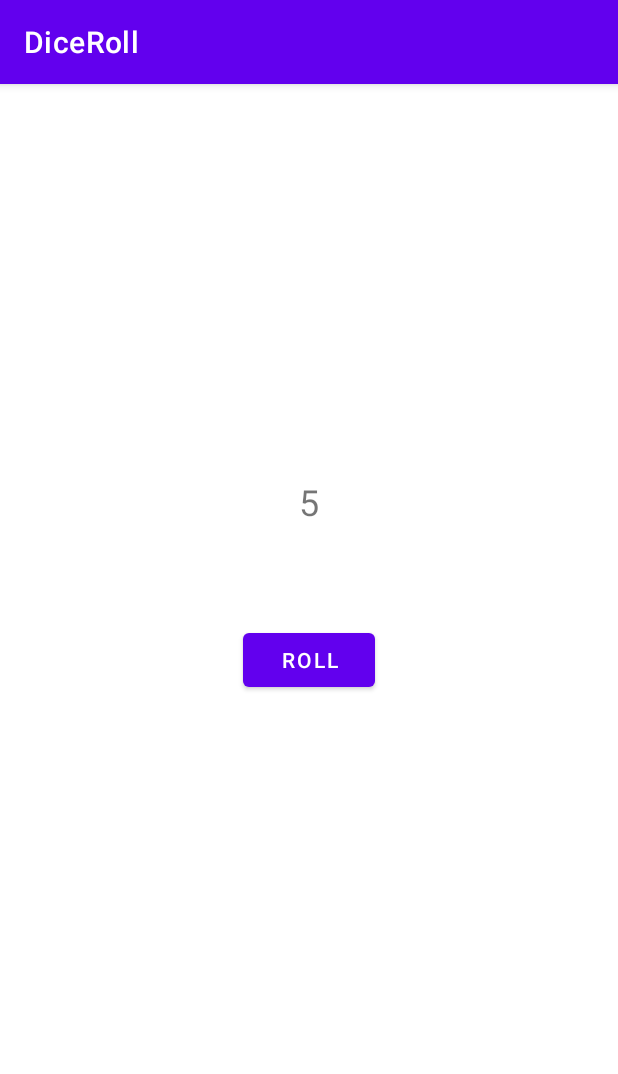
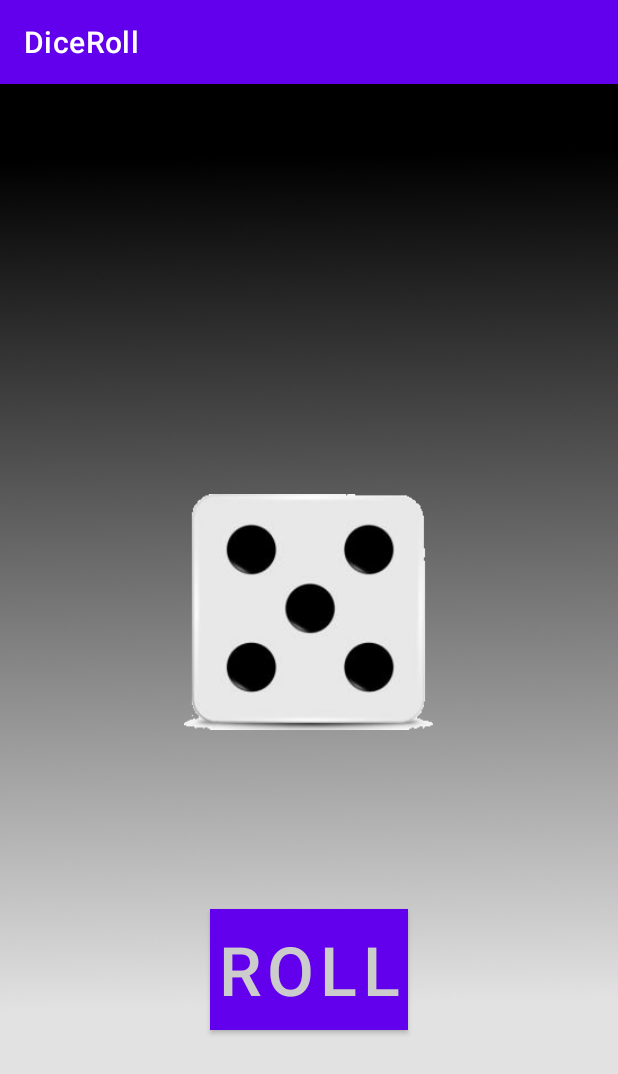
Before and after one commit to Vasic2000/DiceRoll, an Android app: the screen it shows after launch (MainActivity), after a tap on "ROLL", on a phone screen of 412 x 824 dp. Shown: the top 1074 px of the screen. Run offline under Robolectric (Android 15) with nearby library versions, the light colour scheme and no system bars.

Commit message:
Кубики

```diff
--- a/app/src/main/java/ru/vasic2000/diceroll/MainActivity.kt
+++ b/app/src/main/java/ru/vasic2000/diceroll/MainActivity.kt
@@ -1,8 +1,10 @@
 package ru.vasic2000.diceroll
 
+import android.graphics.Bitmap
 import androidx.appcompat.app.AppCompatActivity
 import android.os.Bundle
 import android.widget.Button
+import android.widget.ImageView
 import android.widget.TextView
 import android.widget.Toast
 
@@ -11,11 +13,21 @@
         super.onCreate(savedInstanceState)
         setContentView(R.layout.activity_main)
 
-        val rollTextView : TextView = findViewById(R.id.textView)
+        val diceImageView : ImageView = findViewById(R.id.diceImage)
         val rollButton = findViewById<Button>(R.id.button)
 
-        rollButton.setOnClickListener{
-            rollTextView.setText(rollDice().toString())
+//        val dice1 : Bitmap = lo
+
+         rollButton.setOnClickListener {
+            var side : Int = rollDice()
+            when (side) {
+                1 -> diceImageView.setImageResource(R.drawable.dice1)
+                2 -> diceImageView.setImageResource(R.drawable.dice2)
+                3 -> diceImageView.setImageResource(R.drawable.dice3)
+                4 -> diceImageView.setImageResource(R.drawable.dice4)
+                5 -> diceImageView.setImageResource(R.drawable.dice5)
+                6 -> diceImageView.setImageResource(R.drawable.dice6)
+            }
         }
     }
 
--- a/app/src/main/res/layout/activity_main.xml
+++ b/app/src/main/res/layout/activity_main.xml
@@ -6,26 +6,41 @@
     android:layout_height="match_parent"
     tools:context=".MainActivity">
 
+    <ImageView
+        android:id="@+id/background"
+        android:layout_width="match_parent"
+        android:layout_height="match_parent"
+        android:scaleType="fitXY"
+        app:layout_constraintBottom_toBottomOf="parent"
+        app:layout_constraintEnd_toEndOf="parent"
+        app:layout_constraintStart_toStartOf="parent"
+        app:layout_constraintTop_toTopOf="parent"
+        app:srcCompat="@drawable/background" />
 
     <Button
         android:id="@+id/button"
         android:layout_width="wrap_content"
         android:layout_height="wrap_content"
         android:text="@string/roll"
+        android:background="@color/black"
+        android:textSize="45sp"
+        android:paddingLeft="5dp"
+        android:paddingRight="5dp"
+        android:textColor="#CCCCCC"
         app:layout_constraintBottom_toBottomOf="parent"
-        app:layout_constraintEnd_toEndOf="parent"
-        app:layout_constraintStart_toStartOf="parent"
-        app:layout_constraintTop_toTopOf="parent" />
-
-    <TextView
-        android:id="@+id/textView"
-        android:layout_width="wrap_content"
-        android:layout_height="wrap_content"
-        android:textSize="24dp"
-        app:layout_constraintBottom_toTopOf="@+id/button"
         app:layout_constraintEnd_toEndOf="parent"
         app:layout_constraintStart_toStartOf="parent"
         app:layout_constraintTop_toTopOf="parent"
         app:layout_constraintVertical_bias="0.8" />
 
+    <ImageView
+        android:id="@+id/diceImage"
+        android:layout_width="75pt"
+        android:layout_height="75pt"
+        app:layout_constraintBottom_toTopOf="@+id/button"
+        app:layout_constraintEnd_toEndOf="parent"
+        app:layout_constraintStart_toStartOf="parent"
+        app:layout_constraintTop_toTopOf="parent"
+        app:layout_constraintVertical_bias="0.7" />
+
 </androidx.constraintlayout.widget.ConstraintLayout>
```
Also changed, not shown: app/src/main/res/drawable-v24/background.jpg (added), app/src/main/res/drawable-v24/dice1.png (renamed from app/src/main/assets/dice1.png), app/src/main/res/drawable-v24/dice2.png (renamed from app/src/main/assets/dice2.png), app/src/main/res/drawable-v24/dice3.png (renamed from app/src/main/assets/dice3.png), app/src/main/res/drawable-v24/dice4.png (renamed from app/src/main/assets/dice4.png), app/src/main/res/drawable-v24/dice5.png (renamed from app/src/main/assets/dice5.png), app/src/main/res/drawable-v24/dice6.png (renamed from app/src/main/assets/dice6.png), app/src/main/res/drawable/background.jpg (added).
